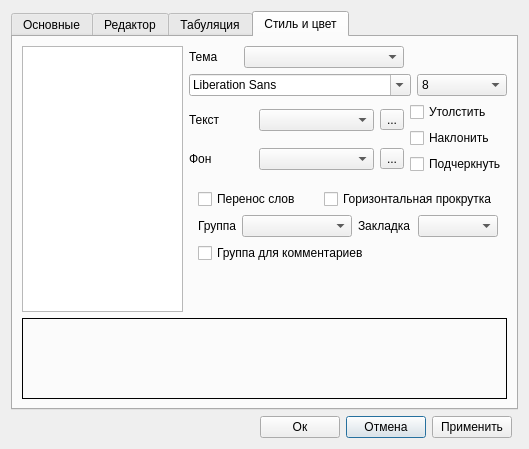
First picture: the form in rdo/app/rdo_studio/trunk/res/ui/view_preferenses.ui, repository aurusov/rdo_studio, before the edit.
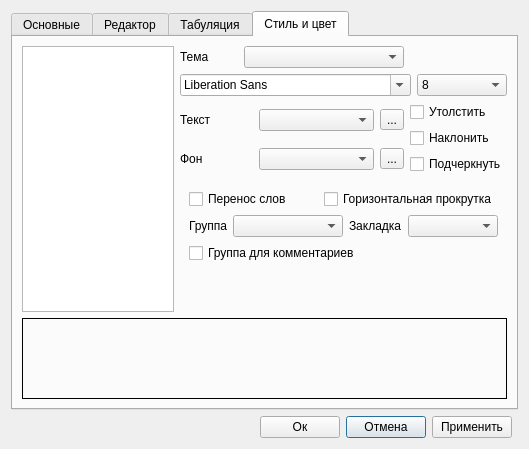
Second picture: the form after the edit. The open tabs and pages were chosen to show the change.

Commit message: - добавлено изменение групп

The edit to the form file:
```diff
--- a/rdo/app/rdo_studio/trunk/res/ui/view_preferenses.ui
+++ b/rdo/app/rdo_studio/trunk/res/ui/view_preferenses.ui
@@ -606,7 +606,7 @@
                 <widget class="QComboBox" name="bookmarkComboBox">
                  <property name="minimumSize">
                   <size>
-                   <width>80</width>
+                   <width>90</width>
                    <height>0</height>
                   </size>
                  </property>
```
The commit also changes 2 other files.
